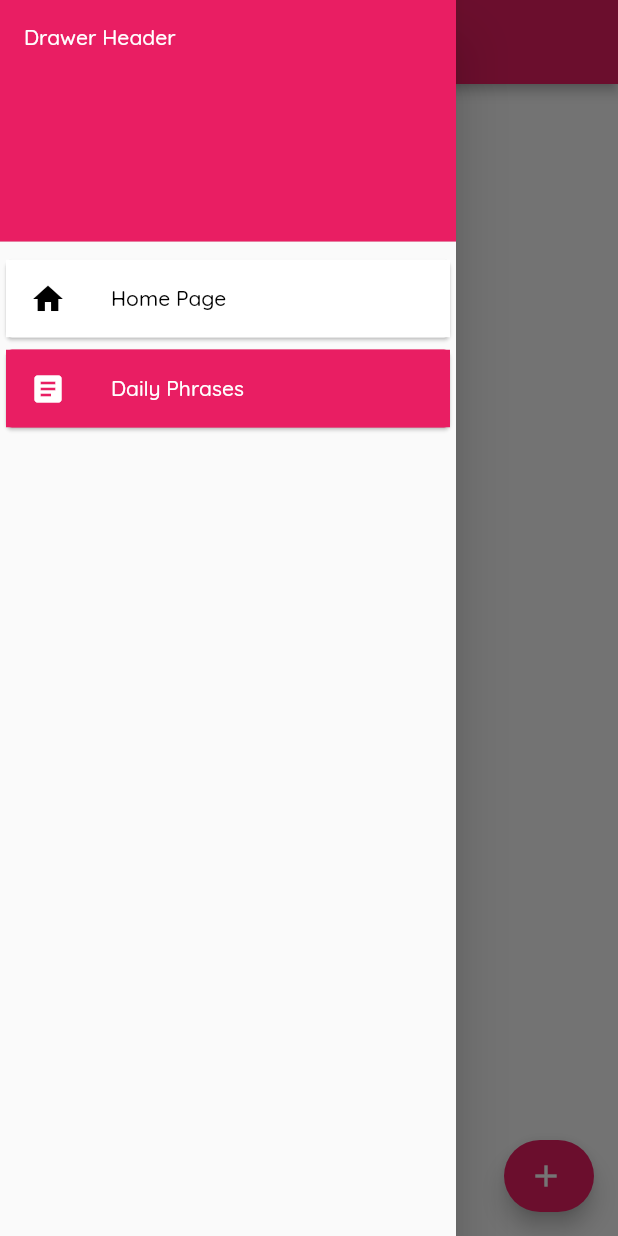
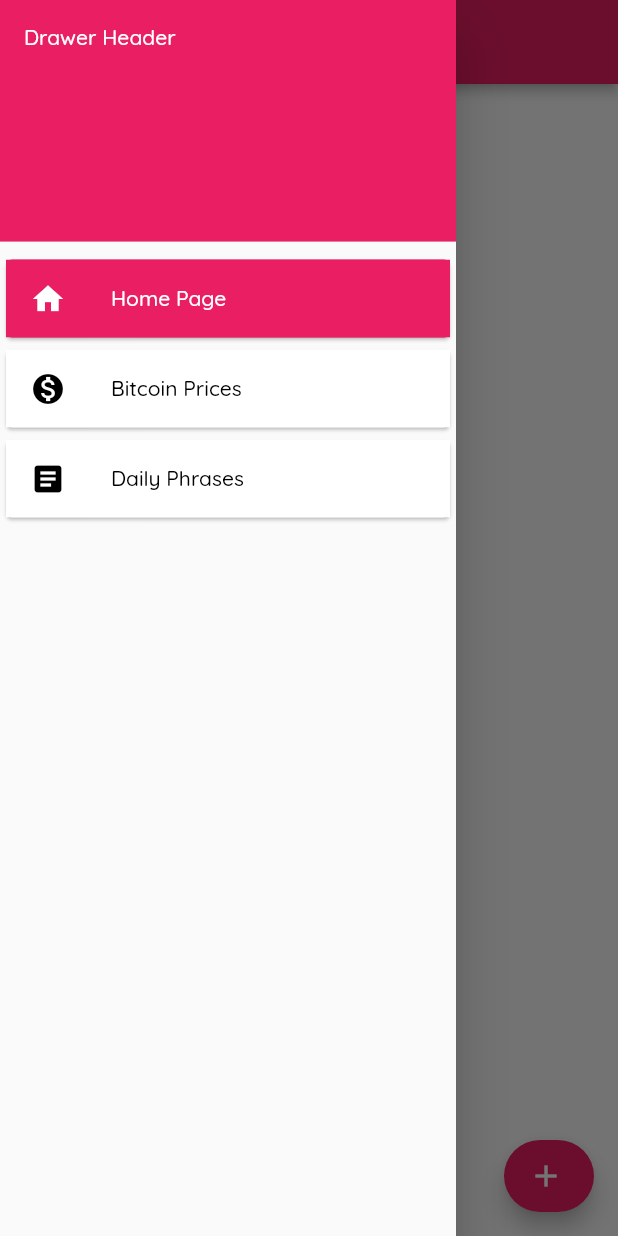
Before and after one commit to Kainato/Toolbox, a Flutter app: the screen it shows after launch, with the side drawer open, on a phone screen of 412 x 824 dp. Run offline on Flutter 3.47's test engine with Material 3 defaults, Android fonts, the light colour scheme and no system bars; our stand-ins replace cloud_firestore, firebase_core, google_fonts; accounts and stored records are empty.

Commit message:
05 - DarkTheme + Criação da BITCOIN PAGE
• Organizando estrutura do projeto
• Criando um widget de divider transparente
• Corrigindo a HOMEPAGE do app na main.dart

```diff
--- a/lib/classes/PhrasesModel.dart
+++ b/lib/classes/PhrasesModel.dart
@@ -1,16 +1,22 @@
 // ignore_for_file: file_names
 class PhrasesModel {
+  String author;
   String description;
+  String id;
   Map json;
 
   PhrasesModel({
+    required this.author,
     required this.description,
+    required this.id,
     required this.json,
   });
 
   factory PhrasesModel.fromJson(Map<String, dynamic> json) {
     return PhrasesModel(
+      author: json['author'],
       description: json['description'],
+      id: json['id'],
       json: json,
     );
   }
--- a/lib/design/dark_theme.dart
+++ b/lib/design/dark_theme.dart
@@ -1,5 +1,84 @@
 import 'package:flutter/material.dart';
+import 'package:google_fonts/google_fonts.dart';
 
 final ThemeData darkTheme = ThemeData(
-
+  useMaterial3: false,
+  primaryColor: const Color(0xFFF48FB1), // Colors.pink.shade200
+  dividerColor: Colors.grey[300],
+  fontFamily: GoogleFonts.quicksand().fontFamily,
+  appBarTheme: AppBarTheme(
+    backgroundColor: const Color(0xFF1E1E1E),
+    elevation: 3,
+    iconTheme: const IconThemeData(color: Colors.white),
+    titleTextStyle: TextStyle(
+      color: Colors.white,
+      fontSize: 20,
+      fontWeight: FontWeight.bold,
+      fontFamily: GoogleFonts.quicksand().fontFamily,
+    ),
+  ),
+  bottomNavigationBarTheme: const BottomNavigationBarThemeData(
+    backgroundColor: Color(0xFF1E1E1E),
+    elevation: 0,
+    selectedItemColor: Color(0xFFF48FB1), // Colors.pink.shade200
+    unselectedItemColor: Colors.grey,
+  ),
+  cardTheme: const CardTheme(
+    color: Color(0xFF1E1E1E),
+    shadowColor: Colors.black,
+    elevation: 1.0,
+  ),
+  listTileTheme: const ListTileThemeData(
+    visualDensity: VisualDensity.comfortable,
+    tileColor: Color(0xFF1E1E1E),
+    selectedTileColor: Colors.grey,
+    iconColor: Colors.white,
+    textColor: Colors.white,
+    mouseCursor: MaterialStateMouseCursor.clickable,
+  ),
+  floatingActionButtonTheme: const FloatingActionButtonThemeData(
+    backgroundColor: Color(0xFFF48FB1), // Colors.pink.shade200
+    foregroundColor: Colors.black,
+  ),
+  colorScheme: const ColorScheme.dark(
+    brightness: Brightness.dark,
+    // Primary Colors
+    primary: Color(0xFFF48FB1), // Colors.pink.shade200
+    onPrimary: Colors.black,
+    inversePrimary: Colors.black,
+    primaryContainer: Color(0xFFF48FB1), // Colors.pink.shade200
+    onPrimaryContainer: Colors.black,
+    // Secondary Colors
+    secondary: Color(0xFF8ff4d2), // Colors.green.shade200
+    onSecondary: Colors.white,
+    secondaryContainer: Color(0xFF1ee9a5),
+    onSecondaryContainer: Colors.white,
+    // Tertiary Colors
+    tertiary: Color(0xFF90CAF9), // Colors.blue.shade200
+    onTertiary: Colors.black,
+    tertiaryContainer: Color(0xFF90CAF9), // Colors.blue.shade200
+    onTertiaryContainer: Colors.black,
+    // Error Colors
+    error: Color(0xFFEF9A9A), // Colors.red.shade200
+    onError: Colors.black,
+    errorContainer: Color(0xFFEF9A9A), // Colors.red.shade200
+    onErrorContainer: Colors.black,
+    // Surface Colors
+    surfaceTint: Colors.black,
+    surface: Color(0xFF121212),
+    onSurface: Colors.white,
+    inverseSurface: Colors.white,
+    onInverseSurface: Colors.black,
+    surfaceVariant: Color(0xFF1E1E1E),
+    onSurfaceVariant: Colors.white,
+    // Background Colors
+    background: Color(0xFF121212),
+    onBackground: Colors.white,
+    // Outline Colors
+    outline: Colors.black,
+    outlineVariant: Color(0xFFEEEEEE), // Colors.grey[200],
+    // Extra Colors
+    scrim: Color(0x4D000000),
+    shadow: Colors.black,
+  ),
 );
--- a/lib/classes/DrawerItens.dart
+++ b/lib/enums/DrawerItens.dart
@@ -1,5 +1,6 @@
 enum DrawerItens {
   home,
+  bitcoin,
   phrases,
   profile,
   settings,
--- a/lib/main.dart
+++ b/lib/main.dart
@@ -3,8 +3,7 @@ import 'package:flutter/material.dart';
 import 'package:toolbox/design/dark_theme.dart';
 import 'package:toolbox/firebase_options.dart';
 import 'package:toolbox/design/theme.dart';
-import 'package:toolbox/pages/DailyPhrasesPage.dart';
-// import 'package:toolbox/pages/HomePage.dart';
+import 'package:toolbox/pages/HomePage.dart';
 
 void main() async {
   WidgetsFlutterBinding.ensureInitialized();
@@ -23,7 +22,7 @@ class MainApp extends StatelessWidget {
       theme: theme,
       darkTheme: darkTheme,
       themeMode: ThemeMode.light,
-      home: const DailyPhrasesPage(),
+      home: const HomePage(),
     );
   }
 }
--- a/lib/pages/DailyPhrasesPage.dart
+++ b/lib/pages/DailyPhrasesPage.dart
@@ -1,8 +1,7 @@
 // ignore_for_file: file_names
 import 'package:cloud_firestore/cloud_firestore.dart';
 import 'package:flutter/material.dart';
-import 'package:flutter/widgets.dart';
-import 'package:toolbox/classes/DrawerItens.dart';
+import 'package:toolbox/enums/DrawerItens.dart';
 import 'package:toolbox/classes/PhrasesModel.dart';
 import 'package:toolbox/firebase_service.dart';
 import 'package:toolbox/widgets/layouts/BackgroundPage.dart';
@@ -35,9 +34,8 @@ class DailyPhrasesPage extends StatelessWidget {
                   itemCount: data.length,
                   itemBuilder: (BuildContext context, int index) {
                     return ListTile(
-                      tileColor: Colors.grey[200],
                       title: Text(data[index].description),
-                      subtitle: Text(data[index].json.toString()),
+                      subtitle: Text(data[index].author.toString()),
                     );
                   },
                 );
--- a/lib/pages/HomePage.dart
+++ b/lib/pages/HomePage.dart
@@ -1,6 +1,7 @@
 // ignore_for_file: file_names
 import 'package:flutter/material.dart';
-import 'package:toolbox/classes/DrawerItens.dart';
+import 'package:toolbox/enums/DrawerItens.dart';
+import 'package:toolbox/widgets/components/TransparentDivider.dart';
 import 'package:toolbox/widgets/layouts/BackgroundPage.dart';
 
 class HomePage extends StatelessWidget {
@@ -16,7 +17,12 @@ class HomePage extends StatelessWidget {
       children: [
         Text(
           'Hello World',
+          style: TextStyle(
+            fontSize: 20,
+            fontWeight: FontWeight.bold,
+          ),
         ),
+        TransparentDivider(),
       ],
     );
   }
--- a/lib/widgets/components/DrawerListTile.dart
+++ b/lib/widgets/components/DrawerListTile.dart
@@ -1,6 +1,6 @@
 // ignore_for_file: file_names
 import 'package:flutter/material.dart';
-import 'package:toolbox/classes/DrawerItens.dart';
+import 'package:toolbox/enums/DrawerItens.dart';
 
 class DrawerListTile extends StatelessWidget {
   final String title;
--- /dev/null
+++ b/lib/widgets/components/TransparentDivider.dart
@@ -0,0 +1,12 @@
+import 'package:flutter/material.dart';
+
+class TransparentDivider extends StatelessWidget {
+  const TransparentDivider({super.key});
+
+  @override
+  Widget build(BuildContext context) {
+    return const Divider(
+      color: Colors.transparent,
+    );
+  }
+}
--- a/lib/widgets/layouts/BackgroundPage.dart
+++ b/lib/widgets/layouts/BackgroundPage.dart
@@ -1,6 +1,6 @@
 // ignore_for_file: file_names
 import 'package:flutter/material.dart';
-import 'package:toolbox/classes/DrawerItens.dart';
+import 'package:toolbox/enums/DrawerItens.dart';
 import 'package:toolbox/widgets/layouts/DrawerBase.dart';
 
 class BackgroundPage extends StatefulWidget {
--- a/lib/widgets/layouts/DrawerBase.dart
+++ b/lib/widgets/layouts/DrawerBase.dart
@@ -1,6 +1,7 @@
 // ignore_for_file: file_names
 import 'package:flutter/material.dart';
-import 'package:toolbox/classes/DrawerItens.dart';
+import 'package:toolbox/enums/DrawerItens.dart';
+import 'package:toolbox/pages/BitcoinPrices.dart';
 import 'package:toolbox/pages/DailyPhrasesPage.dart';
 import 'package:toolbox/pages/HomePage.dart';
 import 'package:toolbox/widgets/components/DrawerListTile.dart';
@@ -51,6 +52,25 @@ class DrawerBase extends StatelessWidget {
           ),
           DrawerListTile(
             pageFromDrawer: currentPage,
+            drawerItem: DrawerItens.bitcoin,
+            title: 'Bitcoin Prices',
+            icon: Icons.monetization_on,
+            onTap: () {
+              Navigator.pop(context);
+              if (currentPage == DrawerItens.bitcoin) {
+                return;
+              } else {
+                Navigator.push(
+                  context,
+                  MaterialPageRoute<void>(
+                    builder: (BuildContext context) => const BitcoinPrices(),
+                  ),
+                );
+              }
+            },
+          ),
+          DrawerListTile(
+            pageFromDrawer: currentPage,
             drawerItem: DrawerItens.phrases,
             title: 'Daily Phrases',
             icon: Icons.article,
```
Also changed, not shown: lib/classes/BitcoinModel.dart (added, +17 -0 lines), lib/pages/BitcoinPrices.dart (added, +76 -0 lines).
